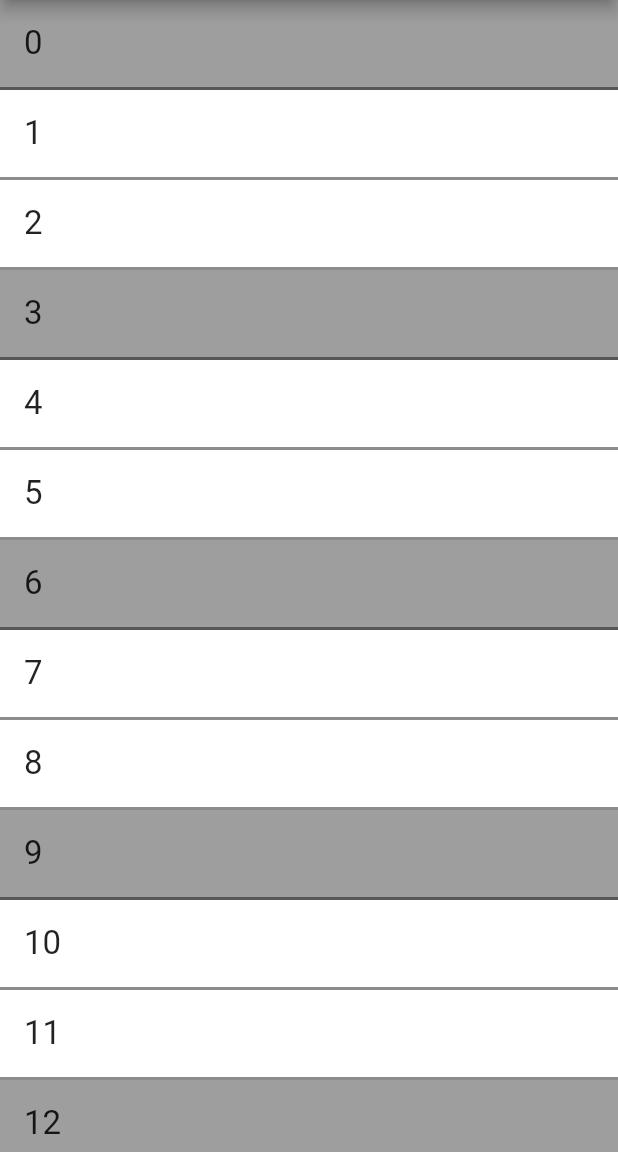
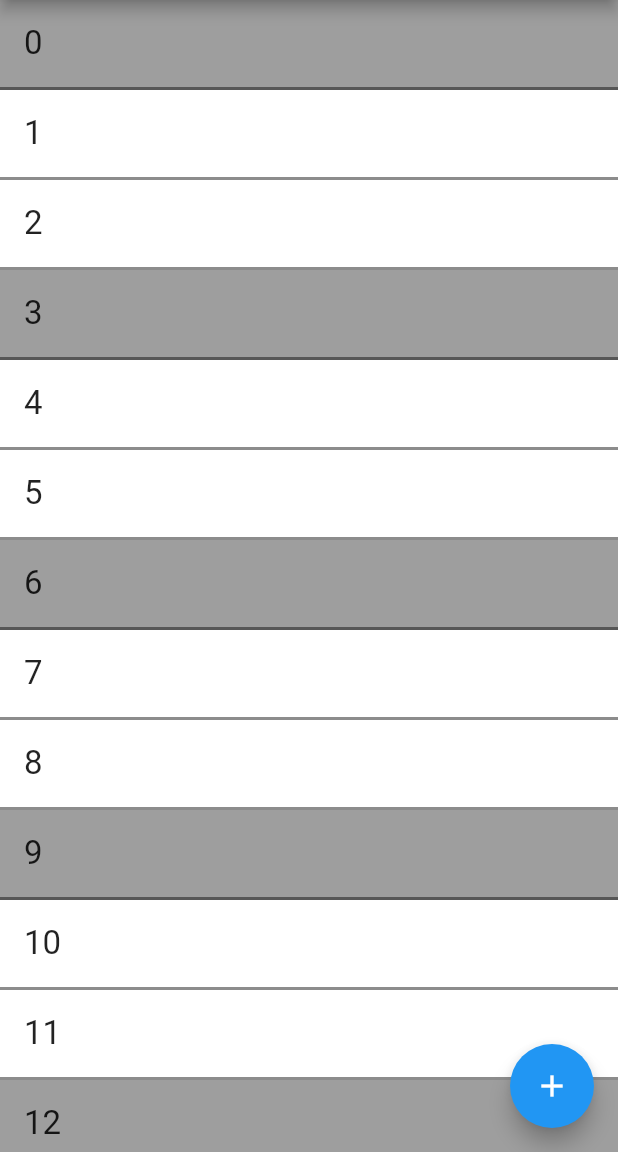
Before and after one commit to LoCrealloc/shopping_list, a Flutter app: the screen it shows after launch, on a phone screen of 412 x 824 dp, the part 84-1236 px from its top. Run offline on Flutter 3.47's test engine with Material 2 defaults, Android fonts, the phone set to English and light mode, and no system bars.

Commit message:
Implemented functionality to add new entries to the list

```diff
--- a/lib/entry.dart
+++ b/lib/entry.dart
@@ -1,7 +1,7 @@
 import 'package:flutter/material.dart';
 
 class Entry extends StatefulWidget {
-  const Entry({ Key? key, required this.title , this.done = false}) : super(key: key);
+  Entry({ Key? key, required this.title, this.done = false}) : super(key: key);
 
   final String title;
   final bool done;
@@ -11,6 +11,7 @@ class Entry extends StatefulWidget {
 }
 
 class _EntryState extends State<Entry> {
+
   @override
   Widget build(BuildContext context) {
     return Container(
--- a/lib/list.dart
+++ b/lib/list.dart
@@ -1,22 +1,98 @@
 import 'package:flutter/material.dart';
 import "entry.dart";
 
-class ShoppingList extends StatelessWidget {
-  ShoppingList({Key? key}) : super(key: key);
+class ShoppingList extends StatefulWidget {
+  const ShoppingList({Key? key}) : super(key: key);
 
   static List<Entry> loadEntries() {
     // TODO actually load entries
     return List<Entry>.generate(20, (int index) => Entry(title: index.toString(), done: index % 3 == 0));
   }
 
-  final List<Entry> entries = loadEntries();
+  @override
+  State<ShoppingList> createState() => _ShoppingListState();
+}
 
+class _ShoppingListState extends State<ShoppingList> {
+  List<Entry> _entries = ShoppingList.loadEntries();
+
+  String _buildTitle = "";
+  bool _buildSuccess = false;
+
+  Future<void> _askForTitle(BuildContext context) async {
+    return showDialog(context: context, builder: (context) {
+      return AlertDialog(
+        title: const Text("Eingabe"),
+        content: TextField(
+          onChanged: (value) {
+            setState(() {
+              _buildTitle = value;
+            });
+          },
+          decoration: const InputDecoration(hintText: "Titel"),
+
+
+        ),
+        actions: <Widget>[
+          TextButton(
+              onPressed: () {
+                _buildSuccess = false;
+                Navigator.pop(context);
+              },
+              child: const Text("Abbrechen")
+          ),
+          TextButton(
+              onPressed: () {
+                setState(() {
+                  _buildSuccess = true;
+                  Navigator.pop(context);
+                });
+              },
+              child: const Text("OK")
+          )
+        ],
+      );
+    });
+  }
+
+
+
+  void _handleAddEntry() async {
+
+    await _askForTitle(context);
+
+    if (_buildSuccess && _buildTitle.isNotEmpty) {
+
+      Entry newEntry = Entry(title: _buildTitle);
+      List<Entry> entriesCopy = [..._entries];
+      entriesCopy.add(newEntry);
+
+      setState(() {
+        _entries = entriesCopy;
+      });
+    }
+
+    _buildSuccess = false;
+    _buildTitle = "";
+  }
 
 
   @override
   Widget build(BuildContext context) {
-    return ListView(
-      children: entries,
+    return Scaffold(
+      appBar: AppBar(
+          title: const Text("Einkaufsliste")
+      ),
+      body: Center(
+        child: ListView(
+          children: _entries,
+        ),
+      ),
+      floatingActionButton: FloatingActionButton(
+        onPressed: _handleAddEntry,
+        backgroundColor: Colors.blue,
+        child: const Icon(Icons.add),
+      ),
     );
   }
 }
--- a/lib/main.dart
+++ b/lib/main.dart
@@ -3,7 +3,7 @@ import 'package:shopping/list.dart';
 
 
 void main() {
-  runApp(const App());
+  runApp(App());
 }
 
 class App extends StatelessWidget {
@@ -16,14 +16,7 @@ class App extends StatelessWidget {
       theme: ThemeData(
         primarySwatch: Colors.blue,
       ),
-      home: Scaffold(
-        appBar: AppBar(
-          title: const Text("Einkaufsliste")
-        ),
-        body: Center(
-          child: ShoppingList(),
-        ),
-      ),
+      home: const ShoppingList()
     );
   }
 }
```
